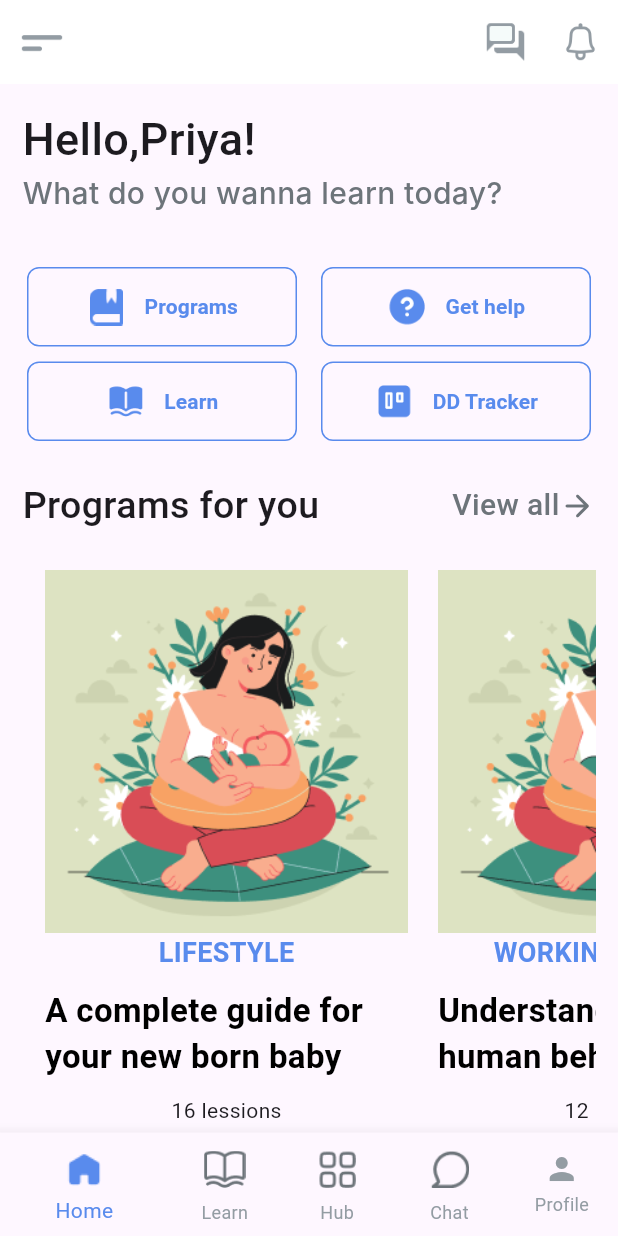
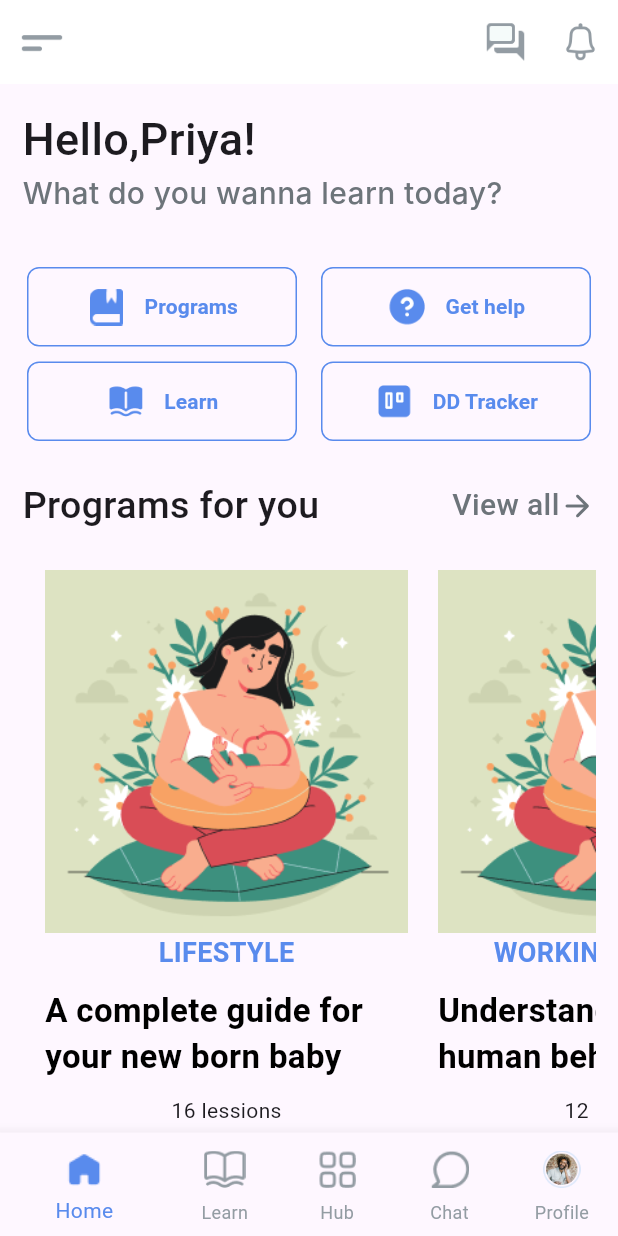
Before and after one commit to Abhiramks2003/Banao_flutter, a Flutter app: the screen it shows after launch, on a phone screen of 412 x 824 dp. Run offline on Flutter 3.47's test engine with Material 3 defaults, Android fonts, the phone set to English and light mode, and no system bars; Roboto replaces fonts that are missing (Inter).

Commit message:
updated bottombar

```diff
--- a/lib/bottombar.dart
+++ b/lib/bottombar.dart
@@ -1,13 +1,12 @@
 import 'package:flutter/material.dart';
 
 class Bottombar {
-  static List<BottomNavigationBarItem> bottomBarItems(int currentPageIndex) {
-    return <BottomNavigationBarItem>[
-      BottomNavigationBarItem(
+  static BottomNavigationBarItem menuItems(String image, String label) {
+    return BottomNavigationBarItem(
       activeIcon: Padding(
         padding: const EdgeInsets.all(5),
         child: Image.asset(
-            'lib/icons/homepage.png',
+          image,
           height: 25,
           color: const Color(0xFF598BED),
         ),
@@ -15,57 +14,27 @@ class Bottombar {
       icon: Padding(
         padding: const EdgeInsets.all(5),
         child: Image.asset(
-            'lib/icons/homepage.png',
+          image,
           height: 25,
           color: const Color(0xFF939CA3),
         ),
       ),
-        label: 'Home',
-      ),
-      BottomNavigationBarItem(
-        activeIcon: Padding(
-          padding: const EdgeInsets.all(5),
-          child: Image.asset(
-            'lib/icons/book.png',
-            height: 25,
-            color: const Color(0xFF598BED),
-          ),
-        ),
-        icon: Padding(
-          padding: const EdgeInsets.all(5),
-          child: Image.asset(
-            'lib/icons/book.png',
-            height: 25,
-          ),
-        ),
-        label: 'Learn',
-      ),
+      label: label,
+    );
+  }
+
+  static List<BottomNavigationBarItem> bottomBarItems(int currentPageIndex) {
+    return <BottomNavigationBarItem>[
+      menuItems('lib/icons/homepage.png', 'Home'),
+      menuItems('lib/icons/book.png', 'Learn'),
+      menuItems('lib/icons/hub.png', 'Hub'),
+      menuItems('lib/icons/chat.png', 'Chat'),
       BottomNavigationBarItem(
           icon: Padding(
             padding: const EdgeInsets.all(5),
-          child: Image.asset(
-            'lib/icons/hub.png',
-            height: 25,
+            child: Image.asset('lib/icons/profile.png', height: 25),
           ),
-        ),
-        label: 'Hub',
-      ),
-      BottomNavigationBarItem(
-        icon: Padding(
-          padding: const EdgeInsets.all(5),
-          child: Image.asset(
-            'lib/icons/chat.png',
-            height: 25,
-          ),
-        ),
-        label: 'Chat',
-      ),
-      const BottomNavigationBarItem(
-        icon: Icon(
-          Icons.person,
-        ),
-        label: 'Profile',
-      ),
+          label: 'Profile')
     ];
   }
 }
```
Also changed, not shown: lib/icons/profile.png (added). Lines whose indentation alone changed are shown as unchanged.
